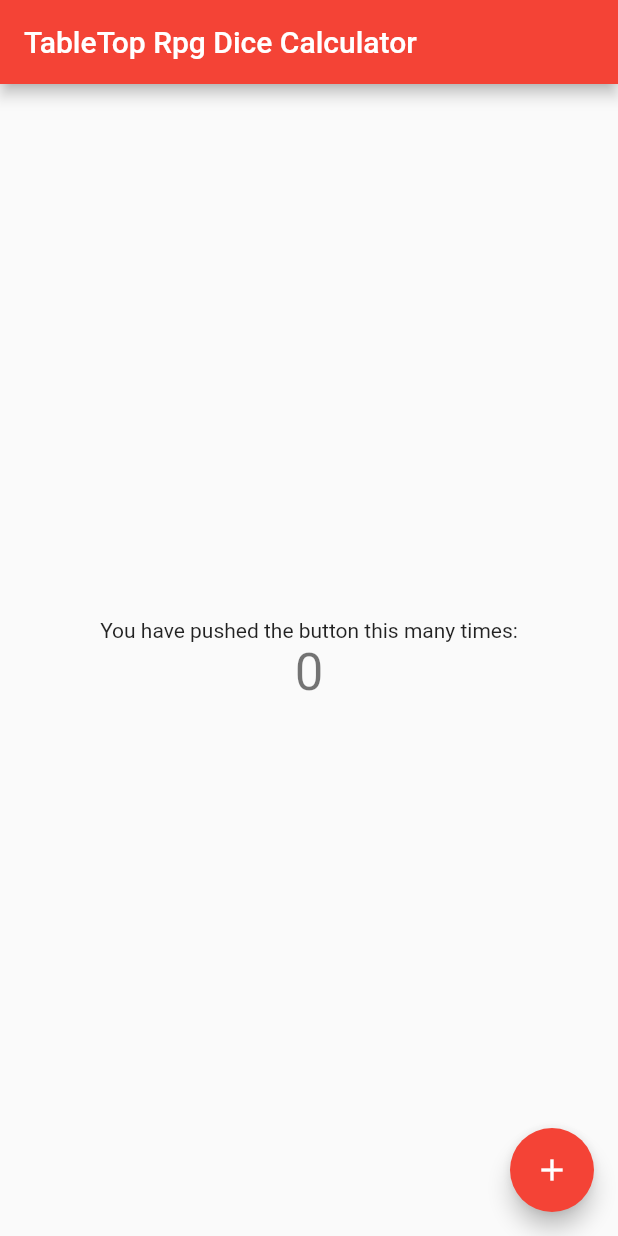
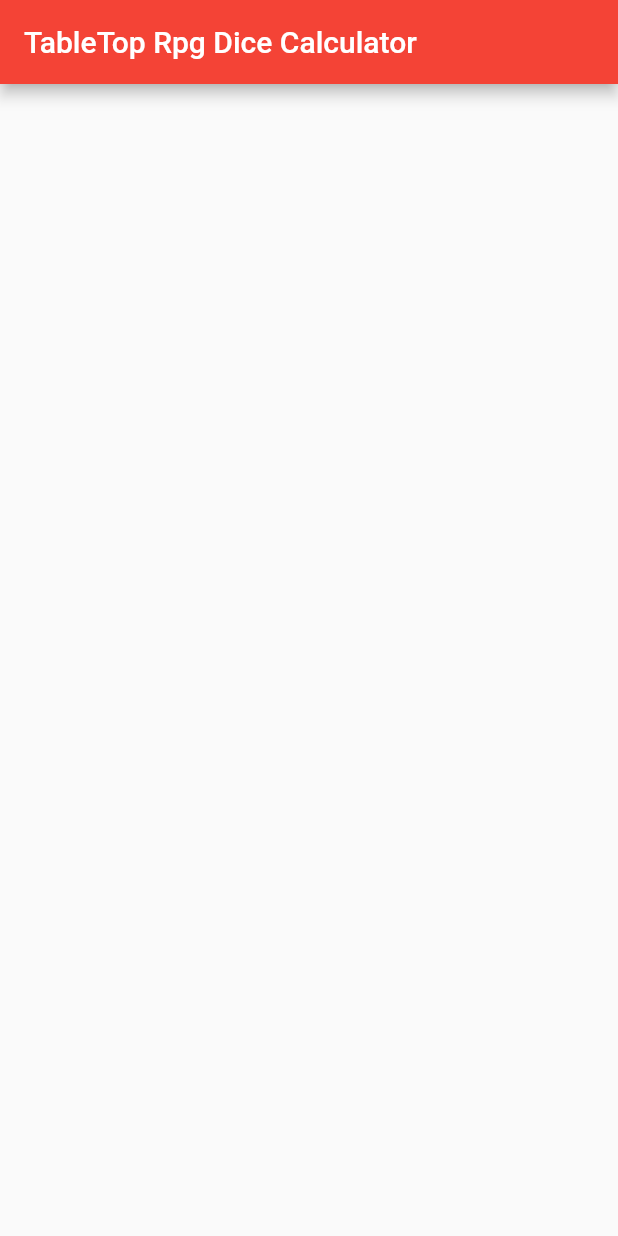
Before and after one commit to heather-cunningham/table-topRpgDiceCalculator, a Flutter app: the screen it shows after launch, on a phone screen of 412 x 824 dp. Run offline on Flutter 3.47's test engine with Material 2 defaults, Android fonts, the phone set to English and light mode, and no system bars.

Commit message:
beginApp: Delete flutter example code and comments in main.dart

```diff
--- a/lib/main.dart
+++ b/lib/main.dart
@@ -24,15 +24,6 @@ class TableTopRpgDiceCalculator extends StatelessWidget {
 class HomePage extends StatefulWidget {
   const HomePage({super.key, required this.title});
 
-  // This widget is the home page of your application. It is stateful, meaning
-  // that it has a State object (defined below) that contains fields that affect
-  // how it looks.
-
-  // This class is the configuration for the state. It holds the values (in this
-  // case the title) provided by the parent (in this case the App widget) and
-  // used by the build method of the State. Fields in a Widget subclass are
-  // always marked "final".
-
   final String title;
 
   @override
@@ -40,68 +31,20 @@ class HomePage extends StatefulWidget {
 }
 
 class _HomePageState extends State<HomePage> {
-  int _counter = 0;
-
-  void _incrementCounter() {
-    setState(() {
-      // This call to setState tells the Flutter framework that something has
-      // changed in this State, which causes it to rerun the build method below
-      // so that the display can reflect the updated values. If we changed
-      // _counter without calling setState(), then the build method would not be
-      // called again, and so nothing would appear to happen.
-      _counter++;
-    });
-  }
 
   @override
   Widget build(BuildContext context) {
-    // This method is rerun every time setState is called, for instance as done
-    // by the _incrementCounter method above.
-    //
-    // The Flutter framework has been optimized to make rerunning build methods
-    // fast, so that you can just rebuild anything that needs updating rather
-    // than having to individually change instances of widgets.
     return Scaffold(
       appBar: AppBar(
-        // Here we take the value from the MyHomePage object that was created by
-        // the App.build method, and use it to set our appbar title.
         title: Text(widget.title),
       ),
       body: Center(
-        // Center is a layout widget. It takes a single child and positions it
-        // in the middle of the parent.
         child: Column(
-          // Column is also a layout widget. It takes a list of children and
-          // arranges them vertically. By default, it sizes itself to fit its
-          // children horizontally, and tries to be as tall as its parent.
-          //
-          // Invoke "debug painting" (press "p" in the console, choose the
-          // "Toggle Debug Paint" action from the Flutter Inspector in Android
-          // Studio, or the "Toggle Debug Paint" command in Visual Studio Code)
-          // to see the wireframe for each widget.
-          //
-          // Column has various properties to control how it sizes itself and
-          // how it positions its children. Here we use mainAxisAlignment to
-          // center the children vertically; the main axis here is the vertical
-          // axis because Columns are vertical (the cross axis would be
-          // horizontal).
           mainAxisAlignment: MainAxisAlignment.center,
-          children: <Widget>[
-            const Text(
-              'You have pushed the button this many times:',
-            ),
-            Text(
-              '$_counter',
-              style: Theme.of(context).textTheme.headline4,
-            ),
+          children: const <Widget>[
           ],
         ),
       ),
-      floatingActionButton: FloatingActionButton(
-        onPressed: _incrementCounter,
-        tooltip: 'Increment',
-        child: const Icon(Icons.add),
-      ), // This trailing comma makes auto-formatting nicer for build methods.
     );
   }
 }
```
